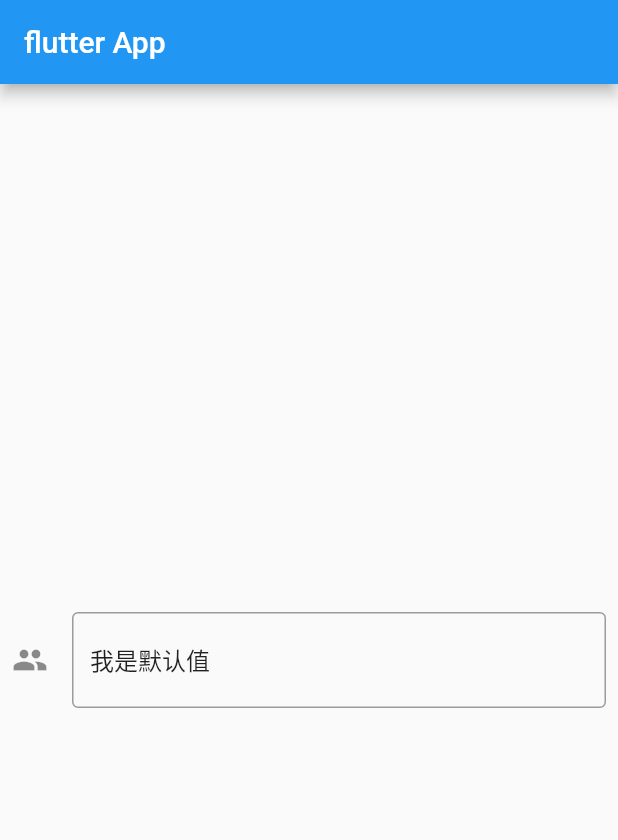
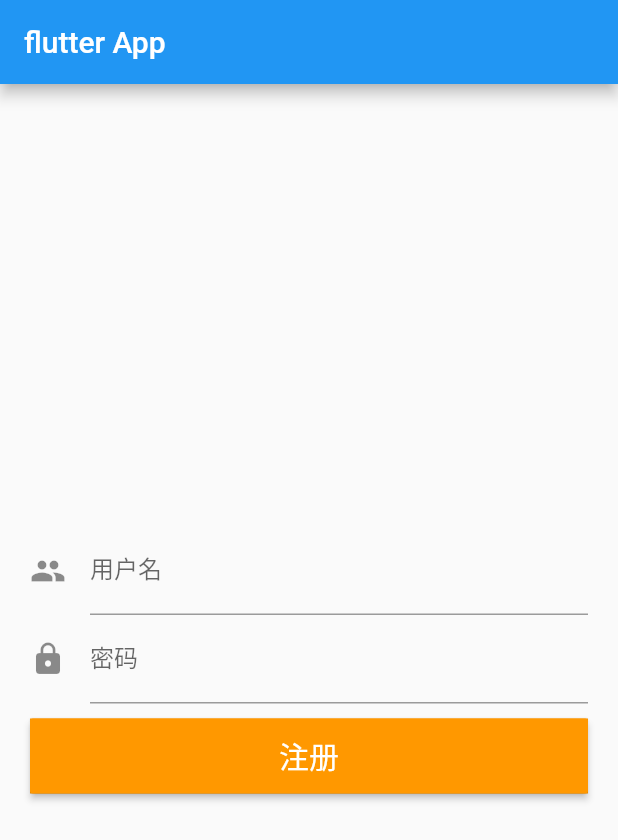
Before and after one commit to mynameisxin/first_app, a Flutter app: the screen it shows after launch, on a phone screen of 412 x 824 dp. Shown: the top 840 px of the screen. Run offline on Flutter 3.47's test engine with Material 2 defaults, Android fonts, the phone set to English and light mode, and no system bars.

Commit message:
输入框的校验

```diff
--- a/lib/main.dart
+++ b/lib/main.dart
@@ -6,60 +6,87 @@ void main () => runApp(MaterialApp(
     appBar: AppBar(
       title: Text('flutter App'),
     ),
-    body: InputChange(),
+    body: Padding(
+      padding: const EdgeInsets.all(20.0),
+      child: FormValue(),
+    ),
   ),
 ));
 
 
 
+class FormValue extends StatefulWidget {
+  FormValue({Key key}) : super(key: key);
 
-class InputChange extends StatefulWidget {
-  InputChange({Key key}) : super(key: key);
-  @override
-  State<StatefulWidget> createState(){
-      return InputChangeState();
+  State<StatefulWidget> createState() {
+    return FormValueState();
   }
 }
 
-class InputChangeState extends State<InputChange> {
-  final textEditingController = TextEditingController();
+class FormValueState extends State<FormValue> {
+  String userName;
+  String possworld;
+
+  final registerFormKey = GlobalKey<FormState>();
+
 
   @override
-  void initState() {
-    super.initState();
-    textEditingController.text='我是默认值';
-    textEditingController.addListener((){
-      print('监听到的值的改变${textEditingController.text}');
-    });
-  }
-  @override
   Widget build(BuildContext context) {
-    return Center(
+    return Container(
+       child: Form(
+         key: registerFormKey,
          child: Column(
            mainAxisAlignment: MainAxisAlignment.center,
            children: <Widget>[
-                Padding(
-                  padding: const EdgeInsets.all(8.0),
-                  child: TextField(
+              TextFormField(
                 decoration: InputDecoration(
                   icon: Icon(Icons.people),
-                       hintText: '请输入用户名',
-                       border: OutlineInputBorder(borderSide: BorderSide(
-                         width: 3,
-                         color: Colors.red
-                       )),
+                  labelText: '用户名'
                 ),
-                     onChanged: (value){
-                         print('$value');
+                onSaved: (value){
+                   this.userName = value;
                 },
-                     onSubmitted: (value){
-                         print('$value');
+                validator: (value){
+                  if(value == null || value.length == 0){
+                    return '请输入用户名';
+                  }
+                  return null;
                 },
-                     controller: textEditingController
+              ),
+              TextFormField(
+                obscureText:true,
+                decoration: InputDecoration(
+                  icon: Icon(Icons.lock),
+                  labelText: '密码'
+                ),
+                onSaved: (value){
+                   this.possworld = value;
+                },
+                validator: (value){
+                  if(value == null || value.length == 0){
+                    return '请输入密码';
+                  }
+                  return null;
+                },
+              ),
+              SizedBox(height: 10.0,),
+              Container(
+                width: double.infinity,
+                color: Colors.orange,
+                height: 50.0,
+                child: RaisedButton(
+                  color: Colors.orange,
+                  child: Text('注册',style: TextStyle(fontSize: 20.0,color: Colors.white),),
+                  onPressed: (){
+                    registerFormKey.currentState.save();
+                    registerFormKey.currentState.validate();
+                    print('$userName $possworld');
+                  },
+                ),
+              )
+           ],
          ),
        ),
-              ],
-            )
     );
   }
 }
```
Lines whose indentation alone changed are shown as unchanged.
